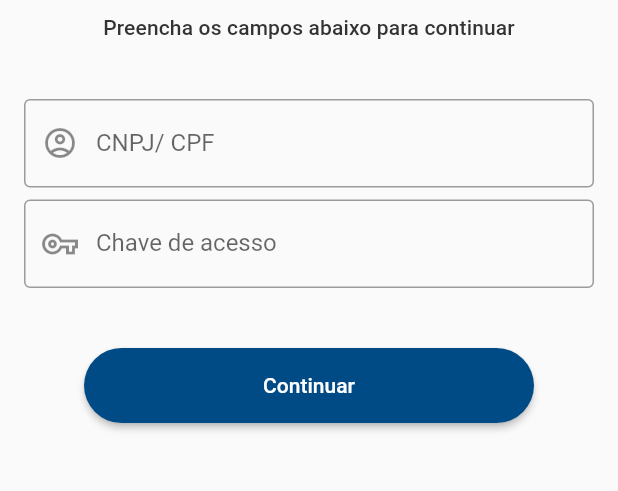
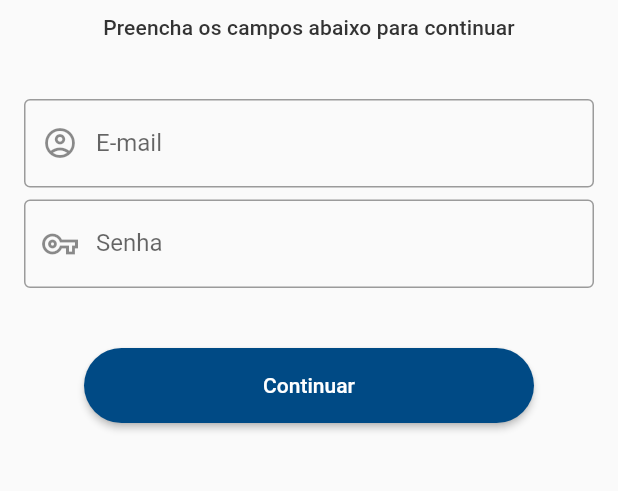
Before and after one commit to ipolito-dev/daily_scrum, a Flutter app: the InitialPage screen opened by its route, after a tap on "Digitar acesso", on a phone screen of 412 x 824 dp, the part 321-812 px from its top. Run offline on Flutter 3.47's test engine with Material 2 defaults, Android fonts, the phone set to English and light mode, and no system bars; our stand-ins replace dartz, dio, get, rxdart; accounts and stored records are empty.

Commit message:
implemnt login view usecase

```diff
--- a/lib/core/common/constants/texts_constant.dart
+++ b/lib/core/common/constants/texts_constant.dart
@@ -9,6 +9,6 @@ class TextsConstant {
   static const String preenchaOsCamposAbaixoParaContinuar =
       'Preencha os campos abaixo para continuar';
   static const String continuar = 'Continuar';
-  static const String cnpjCpf = 'CNPJ/ CPF';
-  static const String  chaveDeAcesso = 'Chave de acesso';
+  static const String email = 'E-mail';
+  static const String  senha = 'Senha';
 }
--- a/lib/core/services/status_exception/status_exception.dart
+++ b/lib/core/services/status_exception/status_exception.dart
@@ -2,9 +2,12 @@
 
 import 'package:daily_scrum/core/errors/client_string_code_errors.dart';
 import 'package:daily_scrum/core/services/rest_exception.dart';
+import 'package:daily_scrum/domain/errors/failure_errors.dart';
 
 /// Describe.
-class StatusException {
+class StatusException extends FailureError {
+  StatusException(String message) : super(message);
+
   RestException build(int statusCode, ClientStringCodeErrors erros) {
     switch (statusCode) {
       case 204:
--- a/lib/data/datasources/auth_datasource/api_auth_datasource_impl.dart
+++ b/lib/data/datasources/auth_datasource/api_auth_datasource_impl.dart
@@ -19,7 +19,7 @@ class ApiAuthDatasourceImpl implements IAuthDatasource {
     if (response.statusCode == 200) {
       return LoggedUserModel.fromMap(response.data[0]);
     } else {
-      throw DatasourceError("");
+      throw DatasourceError("ApiAuthDatasourceImpl login error");
     }
   }
 }
--- a/lib/domain/usecases/login_usecase.dart
+++ b/lib/domain/usecases/login_usecase.dart
@@ -15,11 +15,11 @@ class LoginUsecase
   Future<Either<FailureError, LoggedUserEntity>> call(
       {CredentialParams? params}) async {
     if (params == null) {
-      return Left(AuthError("Params null"));
+      return Left(AuthError("Preencha todos os campos"));
     } else if (!Validations.isEmail(email: params.email)) {
-      return Left(AuthError("Email invalid"));
+      return Left(AuthError("E-mail inválido"));
     } else if (params.password.isEmpty) {
-      return Left(AuthError("Password empty"));
+      return Left(AuthError("Preencha o campo de senha"));
     }
     return repository.login(params);
   }
--- a/lib/main.dart
+++ b/lib/main.dart
@@ -16,7 +16,7 @@ class App extends StatelessWidget {
     return GetMaterialApp(
       debugShowCheckedModeBanner: true,
       getPages: AppPages.pages,
-      initialRoute: AppPagesConstant.INITIAL_PAGE,
+      initialRoute: AppPagesConstant.LOGIN,
     );
   }
 }
--- a/lib/presentation/initial/initial_binding.dart
+++ b/lib/presentation/initial/initial_binding.dart
@@ -8,6 +8,6 @@ class InitialBinding implements Bindings {
   @override
   void dependencies() {
     Get.put(InitialController());
-    Get.lazyPut<LoginController>(() => LoginController());
+    // Get.lazyPut<LoginController>(() => LoginController());
   }
 }
--- a/lib/presentation/login/login_binding.dart
+++ b/lib/presentation/login/login_binding.dart
@@ -1,9 +1,19 @@
+import 'package:daily_scrum/core/services/rest_client.dart';
+import 'package:daily_scrum/data/datasources/auth_datasource/api_auth_datasource_impl.dart';
+import 'package:daily_scrum/data/datasources/auth_datasource/i_auth_datasource.dart';
+import 'package:daily_scrum/data/repositories/remote/auth_repository_impl.dart';
+import 'package:daily_scrum/domain/repositories/remote/i_auth_remote_repository.dart';
+import 'package:daily_scrum/domain/usecases/login_usecase.dart';
 import 'package:daily_scrum/presentation/login/login_controller.dart';
 import 'package:get/get.dart';
 
 class LoginBinding implements Bindings {
   @override
   void dependencies() {
-    Get.lazyPut(()=>LoginController());
+    Get.lazyPut(() => RestClient());
+    Get.lazyPut<IAuthDatasource>(() => ApiAuthDatasourceImpl(Get.find()));
+    Get.lazyPut<IAuthRemoteRepository>(() => AuthRepositoryImpl(Get.find()));
+    Get.lazyPut(() => LoginUsecase(repository: Get.find()));
+    Get.lazyPut(() => LoginController(Get.find()));
   }
 }
--- a/lib/presentation/login/login_controller.dart
+++ b/lib/presentation/login/login_controller.dart
@@ -1,7 +1,40 @@
+import 'package:daily_scrum/core/common/utils/snack_bars_util.dart';
+import 'package:daily_scrum/domain/entities/logged_user_entity.dart';
+import 'package:daily_scrum/domain/usecases/login_usecase.dart';
 import 'package:daily_scrum/presentation/widgets/rounded_loading_button/rounded_loading_button.dart';
+import 'package:flutter/material.dart';
 import 'package:get/get.dart';
 
 class LoginController extends GetxController {
-  RoundedLoadingButtonController buttonContinueLogin = RoundedLoadingButtonController();
-  RoundedLoadingButtonController buttonReadAccessCodeLogin = RoundedLoadingButtonController();
+  RoundedLoadingButtonController buttonContinueLogin =
+      RoundedLoadingButtonController();
+  RoundedLoadingButtonController buttonReadAccessCodeLogin =
+      RoundedLoadingButtonController();
+
+  final LoginUsecase usecase;
+
+  LoginController(this.usecase);
+
+  final _loggedUser = Rxn<LoggedUserEntity>();
+  final _email = TextEditingController();
+  final _password = TextEditingController();
+
+  get loggedUser => _loggedUser.value;
+  get email => _email;
+  get password => _password;
+
+  set loggedUser(value) => _loggedUser.value = value;
+  set email(value) => _email.text = value;
+  set password(value) => _password.text = value;
+
+  Future<void> login() async {
+    final result = await usecase(
+        params: CredentialParams(email: email.text, password: password.text));
+    result.fold((l) {
+      SnackBarsUtil.infoSnackbar(msg: l.message);
+      buttonContinueLogin.stop();
+    }, (r) {
+      loggedUser = r;
+    });
+  }
 }
--- a/lib/presentation/login/login_page.dart
+++ b/lib/presentation/login/login_page.dart
@@ -34,8 +34,10 @@ class LoginPage extends GetView<LoginController> {
                 child: Text(
                   TextsConstant.bemVindoAoDailyScrum,
                   textAlign: TextAlign.center,
-                  style: Theme.of(context).textTheme.headline5!.merge(
-                      StyleConstantsTheme.textStyleBemVindoAoDailyScrum),
+                  style: Theme.of(context)
+                      .textTheme
+                      .headline5!
+                      .merge(StyleConstantsTheme.textStyleBemVindoAoDailyScrum),
                 ),
               ),
               Container(
@@ -52,22 +54,25 @@ class LoginPage extends GetView<LoginController> {
               Container(
                 padding: const EdgeInsets.only(top: 40.0),
                 margin: const EdgeInsets.symmetric(horizontal: 8.0),
-                child: const TextField(
-                  obscureText: true,
-                  decoration: InputDecoration(
+                child: TextField(
+                  obscureText: false,
+                  keyboardType: TextInputType.emailAddress,
+                  decoration: const InputDecoration(
                       border: OutlineInputBorder(),
-                      labelText: TextsConstant.cnpjCpf,
+                      labelText: TextsConstant.email,
                       prefixIcon: Icon(Icons.account_circle_outlined)),
+                  controller: controller.email,
                 ),
               ),
               Container(
                 padding: const EdgeInsets.only(top: 8.0),
                 margin: const EdgeInsets.symmetric(horizontal: 8.0),
-                child: const TextField(
+                child: TextField(
+                  controller: controller.password,
                   obscureText: true,
-                  decoration: InputDecoration(
+                  decoration: const InputDecoration(
                       border: OutlineInputBorder(),
-                      labelText: TextsConstant.chaveDeAcesso,
+                      labelText: TextsConstant.senha,
                       prefixIcon: Icon(Icons.vpn_key_outlined)),
                 ),
               ),
@@ -81,10 +86,12 @@ class LoginPage extends GetView<LoginController> {
                       controller: controller.buttonContinueLogin,
                       child: const Text(
                         TextsConstant.continuar,
-                        style: TextStyle(
-                            color: ColorsTheme.secondaryColor),
+                        style: TextStyle(color: ColorsTheme.secondaryColor),
                       ),
-                      onPressed: () {},
+                      onPressed: () {
+                        print("clicado");
+                        controller.login();
+                      },
                     )),
               ),
             ],
```
Also changed, not shown: 2 other files.
